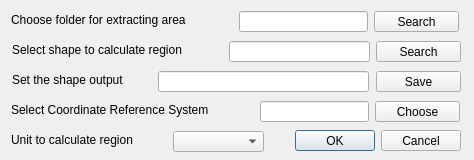
Old version of the form LAPIGTools/tools/CalculateRegion_dialog_base.ui in the repository lapig-ufg/lapig-tools.
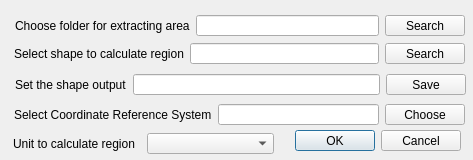
New version of the form.

The edit to the form file:
```diff
--- a/LAPIGTools/tools/CalculateRegion_dialog_base.ui
+++ b/LAPIGTools/tools/CalculateRegion_dialog_base.ui
@@ -6,7 +6,7 @@
    <rect>
     <x>0</x>
     <y>0</y>
-    <width>474</width>
+    <width>473</width>
     <height>160</height>
    </rect>
   </property>
@@ -32,175 +32,162 @@
     <set>QDialogButtonBox::Cancel|QDialogButtonBox::Ok</set>
    </property>
   </widget>
-  <widget class="QLabel" name="label_3">
+  <widget class="QWidget" name="layoutWidget">
    <property name="geometry">
     <rect>
-     <x>12</x>
-     <y>71</y>
-     <width>140</width>
-     <height>17</height>
-    </rect>
-   </property>
-   <property name="text">
-    <string>Set the shape output</string>
-   </property>
-  </widget>
-  <widget class="QLineEdit" name="lineEditShapeOut">
-   <property name="geometry">
-    <rect>
-     <x>158</x>
-     <y>71</y>
-     <width>211</width>
+     <x>13</x>
+     <y>133</y>
+     <width>261</width>
      <height>21</height>
     </rect>
    </property>
+   <layout class="QHBoxLayout" name="horizontalLayout_5">
+    <property name="sizeConstraint">
+     <enum>QLayout::SetNoConstraint</enum>
+    </property>
+    <item>
+     <widget class="QLabel" name="label_4">
+      <property name="text">
+       <string>Unit to calculate region</string>
+      </property>
+     </widget>
+    </item>
+    <item>
+     <widget class="QComboBox" name="Units"/>
+    </item>
+   </layout>
   </widget>
-  <widget class="QPushButton" name="pushButtonShapeOut">
+  <widget class="QWidget" name="layoutWidget">
    <property name="geometry">
     <rect>
-     <x>376</x>
-     <y>71</y>
-     <width>85</width>
+     <x>14</x>
+     <y>43</y>
+     <width>451</width>
      <height>21</height>
     </rect>
    </property>
-   <property name="text">
-    <string>Save</string>
-   </property>
+   <layout class="QHBoxLayout" name="horizontalLayout_2">
+    <property name="sizeConstraint">
+     <enum>QLayout::SetNoConstraint</enum>
+    </property>
+    <item>
+     <widget class="QLabel" name="label_2">
+      <property name="text">
+       <string>Select shape to calculate region</string>
+      </property>
+     </widget>
+    </item>
+    <item>
+     <widget class="QLineEdit" name="lineEditShapeClip"/>
+    </item>
+    <item>
+     <widget class="QPushButton" name="pushButtonShape">
+      <property name="text">
+       <string>Search</string>
+      </property>
+     </widget>
+    </item>
+   </layout>
   </widget>
-  <widget class="QLabel" name="label">
+  <widget class="QWidget" name="layoutWidget">
    <property name="geometry">
     <rect>
-     <x>11</x>
-     <y>11</y>
-     <width>222</width>
-     <height>17</height>
-    </rect>
-   </property>
-   <property name="text">
-    <string>Choose folder for extracting area</string>
-   </property>
-  </widget>
-  <widget class="QLineEdit" name="lineEditFolder">
-   <property name="geometry">
-    <rect>
-     <x>239</x>
-     <y>11</y>
-     <width>129</width>
+     <x>15</x>
+     <y>74</y>
+     <width>451</width>
      <height>21</height>
     </rect>
    </property>
+   <layout class="QHBoxLayout" name="horizontalLayout_3">
+    <property name="sizeConstraint">
+     <enum>QLayout::SetNoConstraint</enum>
+    </property>
+    <item>
+     <widget class="QLabel" name="label_3">
+      <property name="text">
+       <string>Set the shape output</string>
+      </property>
+     </widget>
+    </item>
+    <item>
+     <widget class="QLineEdit" name="lineEditShapeOut"/>
+    </item>
+    <item>
+     <widget class="QPushButton" name="pushButtonShapeOut">
+      <property name="text">
+       <string>Save</string>
+      </property>
+     </widget>
+    </item>
+   </layout>
   </widget>
-  <widget class="QPushButton" name="pushButtonFolder">
+  <widget class="QWidget" name="layoutWidget">
    <property name="geometry">
     <rect>
-     <x>374</x>
-     <y>11</y>
-     <width>85</width>
+     <x>15</x>
+     <y>15</y>
+     <width>450</width>
      <height>21</height>
     </rect>
    </property>
-   <property name="text">
-    <string>Search</string>
-   </property>
+   <layout class="QHBoxLayout" name="horizontalLayout">
+    <property name="spacing">
+     <number>6</number>
+    </property>
+    <property name="sizeConstraint">
+     <enum>QLayout::SetNoConstraint</enum>
+    </property>
+    <item>
+     <widget class="QLabel" name="label">
+      <property name="text">
+       <string>Choose folder for extracting area</string>
+      </property>
+     </widget>
+    </item>
+    <item>
+     <widget class="QLineEdit" name="lineEditFolder"/>
+    </item>
+    <item>
+     <widget class="QPushButton" name="pushButtonFolder">
+      <property name="text">
+       <string>Search</string>
+      </property>
+     </widget>
+    </item>
+   </layout>
   </widget>
-  <widget class="QLabel" name="label_2">
+  <widget class="QWidget" name="">
    <property name="geometry">
     <rect>
-     <x>12</x>
-     <y>41</y>
-     <width>211</width>
-     <height>17</height>
-    </rect>
-   </property>
-   <property name="text">
-    <string>Select shape to calculate region</string>
-   </property>
-  </widget>
-  <widget class="QLineEdit" name="lineEditShapeClip">
-   <property name="geometry">
-    <rect>
-     <x>229</x>
-     <y>41</y>
-     <width>141</width>
+     <x>14</x>
+     <y>104</y>
+     <width>451</width>
      <height>21</height>
     </rect>
    </property>
-  </widget>
-  <widget class="QPushButton" name="pushButtonShape">
-   <property name="geometry">
-    <rect>
-     <x>376</x>
-     <y>41</y>
-     <width>85</width>
-     <height>21</height>
-    </rect>
-   </property>
-   <property name="text">
-    <string>Search</string>
-   </property>
-  </widget>
-  <widget class="QLabel" name="label_4">
-   <property name="geometry">
-    <rect>
-     <x>11</x>
-     <y>131</y>
-     <width>156</width>
-     <height>17</height>
-    </rect>
-   </property>
-   <property name="text">
-    <string>Unit to calculate region</string>
-   </property>
-  </widget>
-  <widget class="QComboBox" name="Units">
-   <property name="geometry">
-    <rect>
-     <x>173</x>
-     <y>131</y>
-     <width>91</width>
-     <height>21</height>
-    </rect>
-   </property>
-  </widget>
-  <widget class="QLineEdit" name="lineEditCoordRef">
-   <property name="geometry">
-    <rect>
-     <x>260</x>
-     <y>101</y>
-     <width>109</width>
-     <height>21</height>
-    </rect>
-   </property>
-   <property name="readOnly">
-    <bool>false</bool>
-   </property>
-  </widget>
-  <widget class="QLabel" name="label_5">
-   <property name="geometry">
-    <rect>
-     <x>11</x>
-     <y>101</y>
-     <width>243</width>
-     <height>17</height>
-    </rect>
-   </property>
-   <property name="text">
-    <string>Select Coordinate Reference System</string>
-   </property>
-  </widget>
-  <widget class="QPushButton" name="pushButtonCoordRef">
-   <property name="geometry">
-    <rect>
-     <x>375</x>
-     <y>101</y>
-     <width>85</width>
-     <height>21</height>
-    </rect>
-   </property>
-   <property name="text">
-    <string>Choose</string>
-   </property>
+   <layout class="QHBoxLayout" name="horizontalLayout_4">
+    <item>
+     <widget class="QLabel" name="label_5">
+      <property name="text">
+       <string>Select Coordinate Reference System</string>
+      </property>
+     </widget>
+    </item>
+    <item>
+     <widget class="QLineEdit" name="lineEditCoordRef">
+      <property name="readOnly">
+       <bool>false</bool>
+      </property>
+     </widget>
+    </item>
+    <item>
+     <widget class="QPushButton" name="pushButtonCoordRef">
+      <property name="text">
+       <string>Choose</string>
+      </property>
+     </widget>
+    </item>
+   </layout>
   </widget>
  </widget>
  <resources/>
```
Left out of the diff: 12 changed lines with no effect on the pictures.
